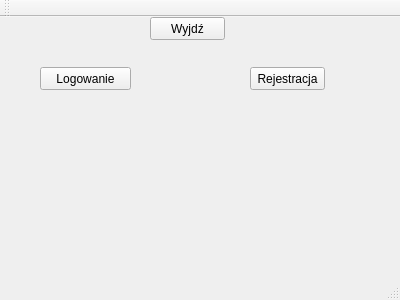
Qt form MAIN_MENU/mainwindow.ui (Gierlaszek/Banking-System-Sym) before a commit.
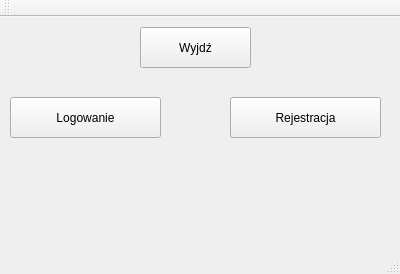
The same form after that commit.

Diff of the .ui file:
```diff
--- a/MAIN_MENU/mainwindow.ui
+++ b/MAIN_MENU/mainwindow.ui
@@ -7,7 +7,7 @@
     <x>0</x>
     <y>0</y>
     <width>400</width>
-    <height>300</height>
+    <height>274</height>
    </rect>
   </property>
   <property name="windowTitle">
@@ -17,10 +17,10 @@
    <widget class="QPushButton" name="registerButton">
     <property name="geometry">
      <rect>
-      <x>250</x>
-      <y>50</y>
-      <width>75</width>
-      <height>23</height>
+      <x>230</x>
+      <y>80</y>
+      <width>151</width>
+      <height>41</height>
      </rect>
     </property>
     <property name="text">
@@ -30,10 +30,10 @@
    <widget class="QPushButton" name="loginButton">
     <property name="geometry">
      <rect>
-      <x>40</x>
-      <y>50</y>
-      <width>91</width>
-      <height>23</height>
+      <x>10</x>
+      <y>80</y>
+      <width>151</width>
+      <height>41</height>
      </rect>
     </property>
     <property name="text">
@@ -43,10 +43,10 @@
    <widget class="QPushButton" name="exitButton">
     <property name="geometry">
      <rect>
-      <x>150</x>
-      <y>0</y>
-      <width>75</width>
-      <height>23</height>
+      <x>140</x>
+      <y>10</y>
+      <width>111</width>
+      <height>41</height>
      </rect>
     </property>
     <property name="text">
```
Left out of the diff: 2 changed lines with no effect on the pictures.
